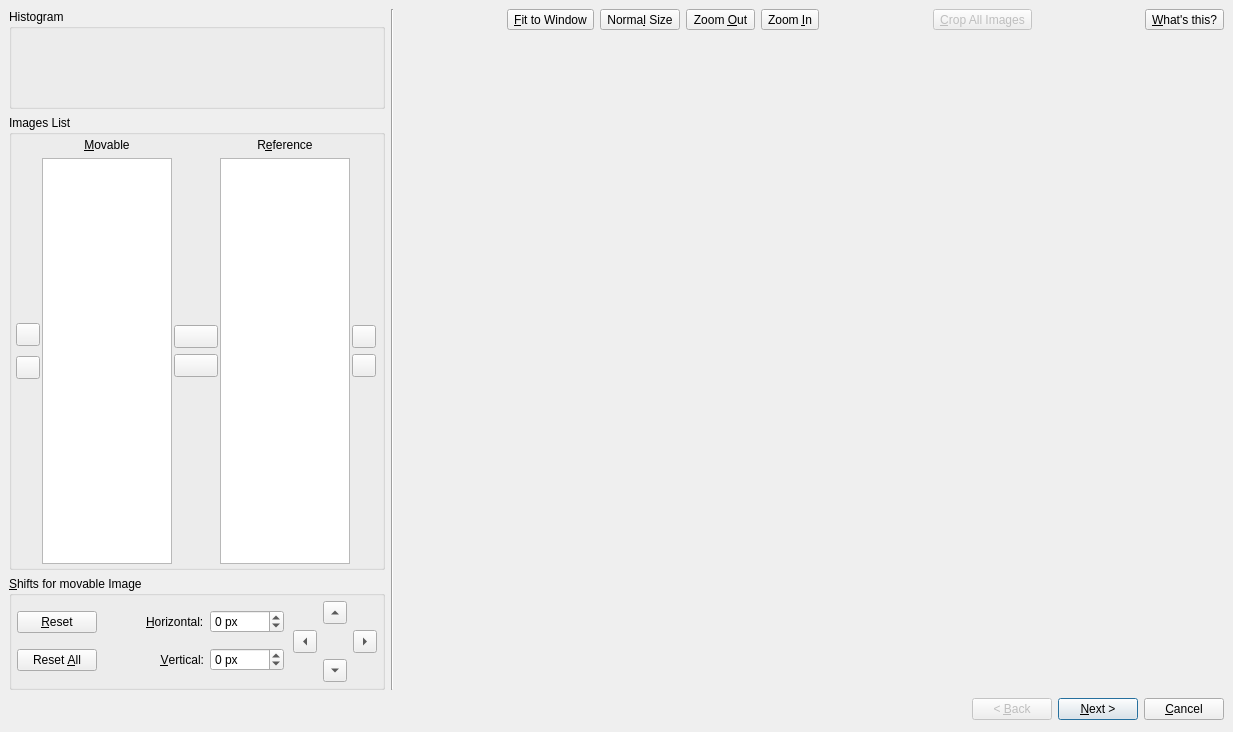
Above: forms/aligndialog.ui from LuminanceHDR/LuminanceHDR before the change. Below: the same form after it.
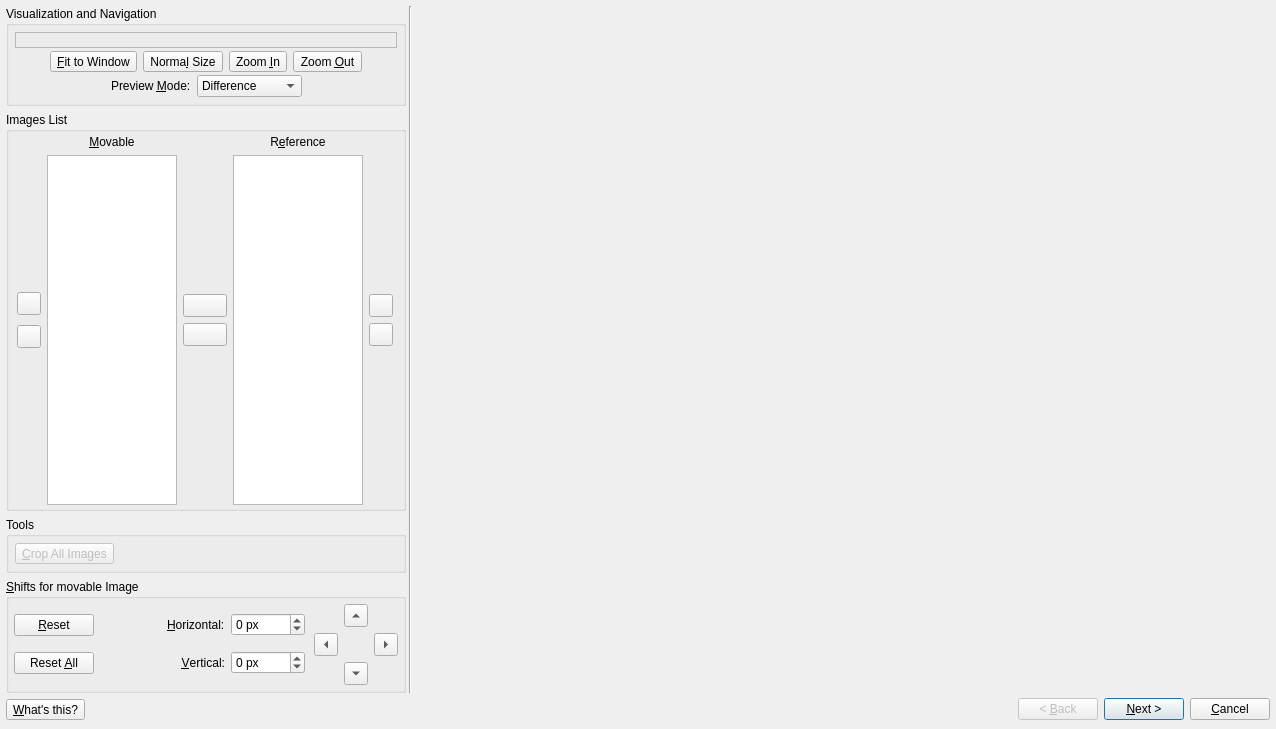
That is the form after the change. Icons and pictures are not drawn.

Commit message: added option to choose RGB|sRGB restructured tool dialog

What changed in the file:
```diff
--- a/forms/aligndialog.ui
+++ b/forms/aligndialog.ui
@@ -8,8 +8,8 @@
    <rect>
     <x>0</x>
     <y>0</y>
-    <width>1233</width>
-    <height>732</height>
+    <width>1276</width>
+    <height>729</height>
    </rect>
   </property>
   <property name="sizePolicy" >
@@ -29,22 +29,14 @@
   <property name="modal" >
    <bool>true</bool>
   </property>
-  <layout class="QVBoxLayout" >
+  <layout class="QGridLayout" >
    <property name="margin" >
-    <number>9</number>
-   </property>
-   <property name="spacing" >
     <number>6</number>
    </property>
-   <item>
-    <layout class="QHBoxLayout" >
-     <property name="margin" >
-      <number>0</number>
-     </property>
      <property name="spacing" >
-      <number>6</number>
-     </property>
-     <item>
+    <number>3</number>
+   </property>
+   <item row="0" column="0" >
       <layout class="QVBoxLayout" >
        <property name="margin" >
         <number>0</number>
@@ -53,10 +45,10 @@
         <number>6</number>
        </property>
        <item>
-        <widget class="QGroupBox" name="histogramGroupBox" >
+      <widget class="QGroupBox" name="visualizationGroupBox" >
          <property name="sizePolicy" >
           <sizepolicy>
-           <hsizetype>5</hsizetype>
+         <hsizetype>0</hsizetype>
            <vsizetype>5</vsizetype>
            <horstretch>0</horstretch>
            <verstretch>0</verstretch>
@@ -64,19 +56,228 @@
          </property>
          <property name="minimumSize" >
           <size>
-           <width>0</width>
+         <width>400</width>
            <height>100</height>
           </size>
          </property>
-         <property name="toolTip" >
-          <string>Histogram of the image</string>
-         </property>
-         <property name="whatsThis" >
-          <string>When the same image is selected in both the movable and reference lists, this area will show the histogram of that image.</string>
+       <property name="maximumSize" >
+        <size>
+         <width>400</width>
+         <height>16777215</height>
+        </size>
          </property>
          <property name="title" >
-          <string>Histogram</string>
-         </property>
+        <string>Visualization and Navigation</string>
+       </property>
+       <layout class="QVBoxLayout" >
+        <property name="margin" >
+         <number>6</number>
+        </property>
+        <property name="spacing" >
+         <number>3</number>
+        </property>
+        <item>
+         <widget class="QFrame" name="histogramFrame" >
+          <property name="whatsThis" >
+           <string>&lt;html>&lt;head>&lt;meta name="qrichtext" content="1" />&lt;style type="text/css">
+p, li { white-space: pre-wrap; }
+&lt;/style>&lt;/head>&lt;body style=" font-family:'Sans Serif'; font-size:9pt; font-weight:400; font-style:normal; text-decoration:none;">
+&lt;p style=" margin-top:0px; margin-bottom:0px; margin-left:0px; margin-right:0px; -qt-block-indent:0; text-indent:0px;">This area shows the histogram for the currently selected image in the movable list.&lt;/p>&lt;/body>&lt;/html></string>
+          </property>
+          <property name="frameShape" >
+           <enum>QFrame::StyledPanel</enum>
+          </property>
+          <property name="frameShadow" >
+           <enum>QFrame::Sunken</enum>
+          </property>
+         </widget>
+        </item>
+        <item>
+         <layout class="QHBoxLayout" >
+          <property name="margin" >
+           <number>0</number>
+          </property>
+          <property name="spacing" >
+           <number>6</number>
+          </property>
+          <item>
+           <spacer>
+            <property name="orientation" >
+             <enum>Qt::Horizontal</enum>
+            </property>
+            <property name="sizeHint" >
+             <size>
+              <width>40</width>
+              <height>20</height>
+             </size>
+            </property>
+           </spacer>
+          </item>
+          <item>
+           <widget class="QToolButton" name="fitButton" >
+            <property name="toolTip" >
+             <string>Fit to window</string>
+            </property>
+            <property name="text" >
+             <string>&amp;Fit to Window</string>
+            </property>
+            <property name="icon" >
+             <iconset resource="../icons.qrc" >:/new/prefix1/images/viewmagfit.png</iconset>
+            </property>
+            <property name="iconSize" >
+             <size>
+              <width>22</width>
+              <height>22</height>
+             </size>
+            </property>
+            <property name="checkable" >
+             <bool>true</bool>
+            </property>
+           </widget>
+          </item>
+          <item>
+           <widget class="QToolButton" name="origSizeButton" >
+            <property name="toolTip" >
+             <string>Original size</string>
+            </property>
+            <property name="text" >
+             <string>Norma&amp;l Size</string>
+            </property>
+            <property name="icon" >
+             <iconset resource="../icons.qrc" >:/new/prefix1/images/viewmag1.png</iconset>
+            </property>
+            <property name="iconSize" >
+             <size>
+              <width>22</width>
+              <height>22</height>
+             </size>
+            </property>
+           </widget>
+          </item>
+          <item>
+           <widget class="QToolButton" name="zoomInButton" >
+            <property name="toolTip" >
+             <string>Zoom In</string>
+            </property>
+            <property name="text" >
+             <string>Zoom &amp;In</string>
+            </property>
+            <property name="icon" >
+             <iconset resource="../icons.qrc" >:/new/prefix1/images/viewmag_inc.png</iconset>
+            </property>
+            <property name="iconSize" >
+             <size>
+              <width>22</width>
+              <height>22</height>
+             </size>
+            </property>
+           </widget>
+          </item>
+          <item>
+           <widget class="QToolButton" name="zoomOutButton" >
+            <property name="toolTip" >
+             <string>Zoom Out</string>
+            </property>
+            <property name="text" >
+             <string>Zoom &amp;Out</string>
+            </property>
+            <property name="icon" >
+             <iconset resource="../icons.qrc" >:/new/prefix1/images/viewmag_dec.png</iconset>
+            </property>
+            <property name="iconSize" >
+             <size>
+              <width>22</width>
+              <height>22</height>
+             </size>
+            </property>
+           </widget>
+          </item>
+          <item>
+           <spacer>
+            <property name="orientation" >
+             <enum>Qt::Horizontal</enum>
+            </property>
+            <property name="sizeHint" >
+             <size>
+              <width>40</width>
+              <height>20</height>
+             </size>
+            </property>
+           </spacer>
+          </item>
+         </layout>
+        </item>
+        <item>
+         <layout class="QHBoxLayout" >
+          <property name="margin" >
+           <number>0</number>
+          </property>
+          <property name="spacing" >
+           <number>6</number>
+          </property>
+          <item>
+           <spacer>
+            <property name="orientation" >
+             <enum>Qt::Horizontal</enum>
+            </property>
+            <property name="sizeHint" >
+             <size>
+              <width>40</width>
+              <height>20</height>
+             </size>
+            </property>
+           </spacer>
+          </item>
+          <item>
+           <widget class="QLabel" name="label_7" >
+            <property name="text" >
+             <string>Preview &amp;Mode:</string>
+            </property>
+            <property name="buddy" >
+             <cstring>blendModeCB</cstring>
+            </property>
+           </widget>
+          </item>
+          <item>
+           <widget class="QComboBox" name="blendModeCB" >
+            <item>
+             <property name="text" >
+              <string>Difference</string>
+             </property>
+            </item>
+            <item>
+             <property name="text" >
+              <string>Overlay</string>
+             </property>
+            </item>
+            <item>
+             <property name="text" >
+              <string>Movable Only</string>
+             </property>
+            </item>
+            <item>
+             <property name="text" >
+              <string>Pivot Only</string>
+             </property>
+            </item>
+           </widget>
+          </item>
+          <item>
+           <spacer>
+            <property name="orientation" >
+             <enum>Qt::Horizontal</enum>
+            </property>
+            <property name="sizeHint" >
+             <size>
+              <width>40</width>
+              <height>20</height>
+             </size>
+            </property>
+           </spacer>
+          </item>
+         </layout>
+        </item>
+       </layout>
         </widget>
        </item>
        <item>
@@ -91,7 +292,7 @@
          </property>
          <property name="maximumSize" >
           <size>
-           <width>391</width>
+         <width>400</width>
            <height>16777215</height>
           </size>
          </property>
@@ -400,6 +601,68 @@
          </layout>
         </widget>
        </item>
+     <item>
+      <widget class="QGroupBox" name="groupBox" >
+       <property name="maximumSize" >
+        <size>
+         <width>400</width>
+         <height>16777215</height>
+        </size>
+       </property>
+       <property name="title" >
+        <string>Tools</string>
+       </property>
+       <layout class="QHBoxLayout" >
+        <property name="margin" >
+         <number>6</number>
+        </property>
+        <property name="spacing" >
+         <number>3</number>
+        </property>
+        <item>
+         <widget class="QToolButton" name="cropButton" >
+          <property name="enabled" >
+           <bool>false</bool>
+          </property>
+          <property name="toolTip" >
+           <string>Crop the stack of images after a selection with the left mouse button has been made</string>
+          </property>
+          <property name="whatsThis" >
+           <string>Clicking this button you will be able to crop all the images to the size that you have previously selected with the left mouse button (press and hold the left mouse button and move the pointer to select a crop area, then press this button).</string>
+          </property>
+          <property name="text" >
+           <string>&amp;Crop All Images</string>
+          </property>
+          <property name="icon" >
+           <iconset resource="../icons.qrc" >:/new/prefix1/images/crop.png</iconset>
+          </property>
+          <property name="iconSize" >
+           <size>
+            <width>22</width>
+            <height>22</height>
+           </size>
+          </property>
+          <property name="shortcut" >
+           <string>Ctrl+X</string>
+          </property>
+         </widget>
+        </item>
+        <item>
+         <spacer>
+          <property name="orientation" >
+           <enum>Qt::Horizontal</enum>
+          </property>
+          <property name="sizeHint" >
+           <size>
+            <width>41</width>
+            <height>20</height>
+           </size>
+          </property>
+         </spacer>
+        </item>
+       </layout>
+      </widget>
+     </item>
        <item>
         <widget class="QGroupBox" name="correctionsGroupBox" >
          <property name="sizePolicy" >
@@ -410,6 +673,12 @@
            <verstretch>0</verstretch>
           </sizepolicy>
          </property>
+       <property name="maximumSize" >
+        <size>
+         <width>400</width>
+         <height>16777215</height>
+        </size>
+       </property>
          <property name="toolTip" >
           <string>Shift values for the currently selected movable image</string>
          </property>
@@ -604,22 +873,49 @@
        </item>
       </layout>
      </item>
-     <item>
+   <item row="0" column="2" >
+    <widget class="QFrame" name="previewImageFrame" >
+     <property name="sizePolicy" >
+      <sizepolicy>
+       <hsizetype>3</hsizetype>
+       <vsizetype>13</vsizetype>
+       <horstretch>0</horstretch>
+       <verstretch>0</verstretch>
+      </sizepolicy>
+     </property>
+     <property name="minimumSize" >
+      <size>
+       <width>555</width>
+       <height>300</height>
+      </size>
+     </property>
+     <property name="focusPolicy" >
+      <enum>Qt::StrongFocus</enum>
+     </property>
+     <property name="whatsThis" >
+      <string>&lt;html>&lt;head>&lt;meta name="qrichtext" content="1" />&lt;style type="text/css">
+p, li { white-space: pre-wrap; }
+&lt;/style>&lt;/head>&lt;body style=" font-family:'Sans Serif'; font-size:9pt; font-weight:400; font-style:normal; text-decoration:none;">
+&lt;p style=" margin-top:0px; margin-bottom:0px; margin-left:0px; margin-right:0px; -qt-block-indent:0; text-indent:0px;">This area shows the preview (using the preview mode on the left) between the movable and the reference image.&lt;/p>
+&lt;p style=" margin-top:0px; margin-bottom:0px; margin-left:0px; margin-right:0px; -qt-block-indent:0; text-indent:0px;">If the same image is selected in both the movable and reference list, this area will show the image itself.&lt;/p>
+&lt;p style=" margin-top:0px; margin-bottom:0px; margin-left:0px; margin-right:0px; -qt-block-indent:0; text-indent:0px;">Clicking and holding the left mouse button you will be able to select a crop area.&lt;/p>&lt;/body>&lt;/html></string>
+     </property>
+     <property name="frameShape" >
+      <enum>QFrame::NoFrame</enum>
+     </property>
+     <property name="frameShadow" >
+      <enum>QFrame::Sunken</enum>
+     </property>
+    </widget>
+   </item>
+   <item row="0" column="1" >
       <widget class="Line" name="line_2" >
        <property name="orientation" >
         <enum>Qt::Vertical</enum>
        </property>
       </widget>
      </item>
-     <item>
-      <layout class="QVBoxLayout" >
-       <property name="margin" >
-        <number>0</number>
-       </property>
-       <property name="spacing" >
-        <number>6</number>
-       </property>
-       <item>
+   <item row="1" column="0" colspan="3" >
         <layout class="QHBoxLayout" >
          <property name="margin" >
           <number>0</number>
@@ -627,152 +923,6 @@
          <property name="spacing" >
           <number>6</number>
          </property>
-         <item>
-          <spacer>
-           <property name="orientation" >
-            <enum>Qt::Horizontal</enum>
-           </property>
-           <property name="sizeHint" >
-            <size>
-             <width>20</width>
-             <height>20</height>
-            </size>
-           </property>
-          </spacer>
-         </item>
-         <item>
-          <widget class="QToolButton" name="fitButton" >
-           <property name="toolTip" >
-            <string>Fit to window</string>
-           </property>
-           <property name="text" >
-            <string>&amp;Fit to Window</string>
-           </property>
-           <property name="icon" >
-            <iconset resource="../icons.qrc" >:/new/prefix1/images/viewmagfit.png</iconset>
-           </property>
-           <property name="iconSize" >
-            <size>
-             <width>22</width>
-             <height>22</height>
-            </size>
-           </property>
-           <property name="checkable" >
-            <bool>true</bool>
-           </property>
-          </widget>
-         </item>
-         <item>
-          <widget class="QToolButton" name="origSizeButton" >
-           <property name="toolTip" >
-            <string>Original size</string>
-           </property>
-           <property name="text" >
-            <string>Norma&amp;l Size</string>
-           </property>
-           <property name="icon" >
-            <iconset resource="../icons.qrc" >:/new/prefix1/images/viewmag1.png</iconset>
-           </property>
-           <property name="iconSize" >
-            <size>
-             <width>22</width>
-             <height>22</height>
-            </size>
-           </property>
-          </widget>
-         </item>
-         <item>
-          <widget class="QToolButton" name="zoomOutButton" >
-           <property name="toolTip" >
-            <string>Zoom Out</string>
-           </property>
-           <property name="text" >
-            <string>Zoom &amp;Out</string>
-           </property>
-           <property name="icon" >
-            <iconset resource="../icons.qrc" >:/new/prefix1/images/viewmag_dec.png</iconset>
-           </property>
-           <property name="iconSize" >
-            <size>
-             <width>22</width>
-             <height>22</height>
-            </size>
-           </property>
-          </widget>
-         </item>
-         <item>
-          <widget class="QToolButton" name="zoomInButton" >
-           <property name="toolTip" >
-            <string>Zoom In</string>
-           </property>
-           <property name="text" >
-            <string>Zoom &amp;In</string>
-           </property>
-           <property name="icon" >
-            <iconset resource="../icons.qrc" >:/new/prefix1/images/viewmag_inc.png</iconset>
-           </property>
-           <property name="iconSize" >
-            <size>
-             <width>22</width>
-             <height>22</height>
-            </size>
-           </property>
-          </widget>
-         </item>
-         <item>
-          <spacer>
-           <property name="orientation" >
-            <enum>Qt::Horizontal</enum>
-           </property>
-           <property name="sizeHint" >
-            <size>
-             <width>40</width>
-             <height>20</height>
-            </size>
-           </property>
-          </spacer>
-         </item>
-         <item>
-          <widget class="QToolButton" name="cropButton" >
-           <property name="enabled" >
-            <bool>false</bool>
-           </property>
-           <property name="toolTip" >
-            <string>Crop the stack of images after a selection with the left mouse button has been made</string>
-           </property>
-           <property name="whatsThis" >
-            <string>Clicking this button you will be able to crop all the images to the size that you have previously selected with the left mouse button (press and hold the left mouse button and move the pointer to select a crop area, then press this button).</string>
-           </property>
-           <property name="text" >
-            <string>&amp;Crop All Images</string>
-           </property>
-           <property name="icon" >
-            <iconset resource="../icons.qrc" >:/new/prefix1/images/crop.png</iconset>
-           </property>
-           <property name="iconSize" >
-            <size>
-             <width>22</width>
-             <height>22</height>
-            </size>
-           </property>
-           <property name="shortcut" >
-            <string>CTRL+X</string>
-           </property>
-          </widget>
-         </item>
-         <item>
-          <spacer>
-           <property name="orientation" >
-            <enum>Qt::Horizontal</enum>
-           </property>
-           <property name="sizeHint" >
-            <size>
-             <width>40</width>
-             <height>20</height>
-            </size>
-           </property>
-          </spacer>
-         </item>
          <item>
           <widget class="QToolButton" name="whatsThisButton" >
            <property name="toolTip" >
@@ -795,50 +945,6 @@
            </property>
           </widget>
          </item>
-        </layout>
-       </item>
-       <item>
-        <widget class="QFrame" name="diffImageFrame" >
-         <property name="sizePolicy" >
-          <sizepolicy>
-           <hsizetype>3</hsizetype>
-           <vsizetype>13</vsizetype>
-           <horstretch>0</horstretch>
-           <verstretch>0</verstretch>
-          </sizepolicy>
-         </property>
-         <property name="minimumSize" >
-          <size>
-           <width>555</width>
-           <height>300</height>
-          </size>
-         </property>
-         <property name="toolTip" >
-          <string>Difference between movable and reference image.</string>
-         </property>
-         <property name="whatsThis" >
-          <string>This area shows the difference between the movable and the reference image. If the same image is selected in both the movable and reference list, this area will show the image itself. Clicking and holding the left mouse button you will be able to select a crop area.</string>
-         </property>
-         <property name="frameShape" >
-          <enum>QFrame::NoFrame</enum>
-         </property>
-         <property name="frameShadow" >
-          <enum>QFrame::Sunken</enum>
-         </property>
-        </widget>
-       </item>
-      </layout>
-     </item>
-    </layout>
-   </item>
-   <item>
-    <layout class="QHBoxLayout" >
-     <property name="margin" >
-      <number>0</number>
-     </property>
-     <property name="spacing" >
-      <number>6</number>
-     </property>
      <item>
       <spacer>
        <property name="orientation" >
```
Left out of the diff: 34 changed lines with no effect on the pictures. Lines whose indentation alone changed are shown as unchanged. The commit also changes 1 other file.
